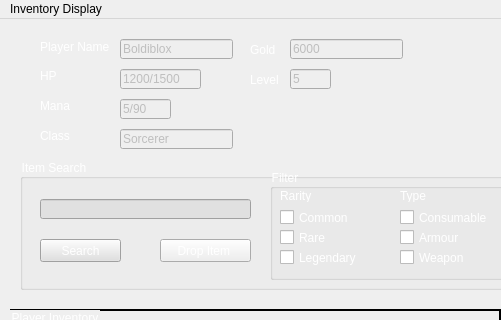
First picture: the form in Inventory.ui, repository senormaarij/DBS_Project_GameManageSys, before the edit; both pictures show x 0 to 501 and y 0 to 320 of the 772 by 575 pixel window.
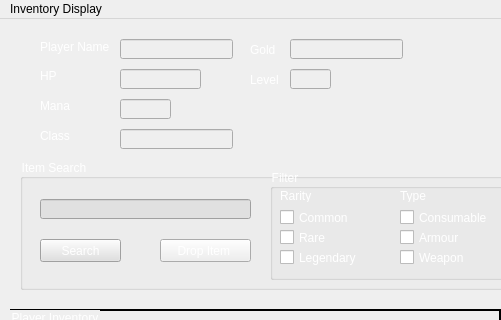
Second picture: the form after the edit. Icons and pictures are not drawn.

Patch:
```diff
--- a/Inventory.ui
+++ b/Inventory.ui
@@ -311,7 +311,7 @@
      </rect>
     </property>
     <property name="text">
-     <string>Boldiblox</string>
+     <string/>
     </property>
    </widget>
    <widget class="QLineEdit" name="HP">
@@ -327,7 +327,7 @@
      </rect>
     </property>
     <property name="text">
-     <string>1200/1500</string>
+     <string/>
     </property>
    </widget>
    <widget class="QLineEdit" name="Mana">
@@ -343,7 +343,7 @@
      </rect>
     </property>
     <property name="text">
-     <string>5/90</string>
+     <string/>
     </property>
    </widget>
    <widget class="QLineEdit" name="Class">
@@ -359,7 +359,7 @@
      </rect>
     </property>
     <property name="text">
-     <string>Sorcerer</string>
+     <string/>
     </property>
    </widget>
    <widget class="QLineEdit" name="Gold">
@@ -375,7 +375,7 @@
      </rect>
     </property>
     <property name="text">
-     <string>6000</string>
+     <string/>
     </property>
    </widget>
    <widget class="QLabel" name="label_8">
@@ -407,7 +407,7 @@
      </rect>
     </property>
     <property name="text">
-     <string>5</string>
+     <string/>
     </property>
    </widget>
    <widget class="QFrame" name="frame_5">
```
Left out of the diff: 2 changed lines with no effect on the pictures.
